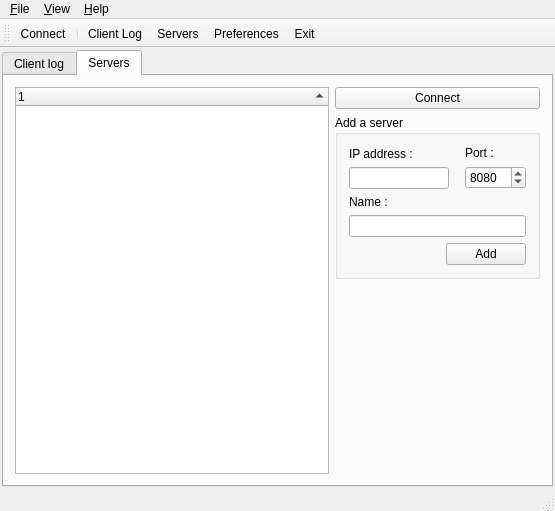
Above: src/MyCrawler/MyCrawlerClient/ClientMainWindow.ui from geogeo28/mycrawler-alpha before the change. Below: the same form after it.
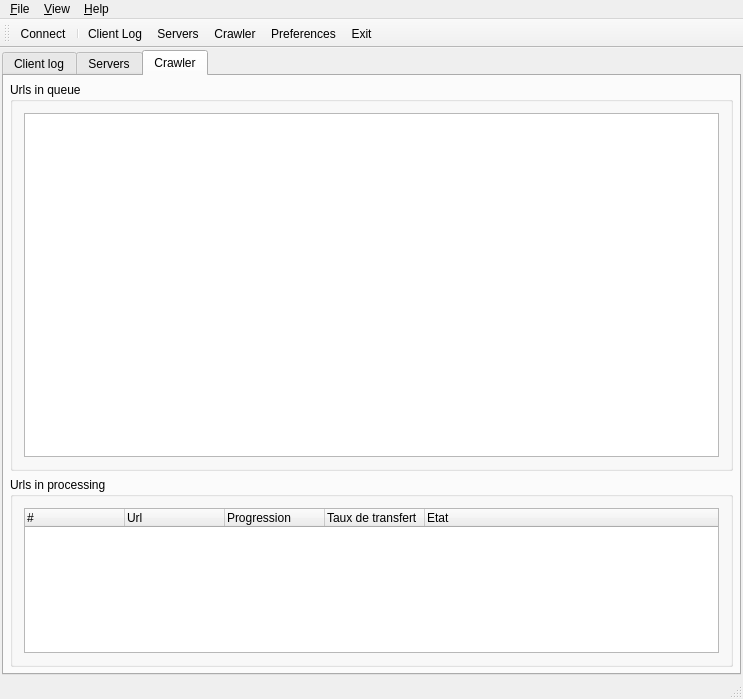
That is the form after the change. Icons and pictures are not drawn. Custom widgets are drawn as their Qt base class.

Commit message: / Initial Crawler. Based on the source code of IC05. This code is noted become deprecated.

Patch:
```diff
--- a/src/MyCrawler/MyCrawlerClient/ClientMainWindow.ui
+++ b/src/MyCrawler/MyCrawlerClient/ClientMainWindow.ui
@@ -7,8 +7,8 @@
    <rect>
     <x>0</x>
     <y>0</y>
-    <width>555</width>
-    <height>511</height>
+    <width>743</width>
+    <height>699</height>
    </rect>
   </property>
   <property name="windowTitle">
@@ -25,7 +25,7 @@
     <item>
      <widget class="MyQTabWidget" name="tabWidgetForms">
       <property name="currentIndex">
-       <number>1</number>
+       <number>2</number>
       </property>
       <widget class="QWidget" name="tabClientLog">
        <attribute name="title">
@@ -111,7 +111,10 @@
        <attribute name="title">
         <string>Servers</string>
        </attribute>
-       <layout class="QHBoxLayout" name="horizontalLayout_3">
+       <layout class="QHBoxLayout">
+        <property name="margin">
+         <number>0</number>
+        </property>
         <item>
          <widget class="MCServersTreeWidget" name="treeWidgetServers">
           <property name="autoScroll">
@@ -158,7 +161,7 @@
          </widget>
         </item>
         <item>
-         <layout class="QVBoxLayout" name="verticalLayout_4">
+         <layout class="QVBoxLayout">
           <item>
            <widget class="QPushButton" name="buttonConnectDisconnect">
             <property name="text">
@@ -177,11 +180,11 @@
             <property name="title">
              <string>Add a server</string>
             </property>
-            <layout class="QVBoxLayout" name="verticalLayout_3">
+            <layout class="QVBoxLayout">
              <item>
-              <layout class="QHBoxLayout" name="horizontalLayout">
+              <layout class="QHBoxLayout">
                <item>
-                <layout class="QVBoxLayout" name="verticalLayout_2">
+                <layout class="QVBoxLayout">
                  <item>
                   <widget class="QLabel" name="lblAddServerIP">
                    <property name="text">
@@ -223,7 +226,7 @@
                 </layout>
                </item>
                <item>
-                <spacer name="horizontalSpacer">
+                <spacer>
                  <property name="orientation">
                   <enum>Qt::Horizontal</enum>
                  </property>
@@ -239,7 +242,7 @@
                 </spacer>
                </item>
                <item>
-                <layout class="QVBoxLayout" name="verticalLayout">
+                <layout class="QVBoxLayout">
                  <item>
                   <widget class="QLabel" name="lblAddServerPort">
                    <property name="text">
@@ -297,7 +300,7 @@
               </widget>
              </item>
              <item>
-              <layout class="QHBoxLayout" name="horizontalLayout_2">
+              <layout class="QHBoxLayout">
                <item>
                 <spacer>
                  <property name="orientation">
@@ -340,6 +343,126 @@
         </item>
        </layout>
       </widget>
+      <widget class="QWidget" name="tabCrawler">
+       <attribute name="title">
+        <string>Crawler</string>
+       </attribute>
+       <layout class="QVBoxLayout">
+        <property name="margin">
+         <number>6</number>
+        </property>
+        <item>
+         <widget class="QGroupBox" name="groupBoxCrawlerUrlsInQueue">
+          <property name="sizePolicy">
+           <sizepolicy hsizetype="Preferred" vsizetype="Preferred">
+            <horstretch>0</horstretch>
+            <verstretch>0</verstretch>
+           </sizepolicy>
+          </property>
+          <property name="title">
+           <string>Urls in queue</string>
+          </property>
+          <layout class="QVBoxLayout">
+           <item>
+            <widget class="QListView" name="listViewCrawlerUrlsInQueue"/>
+           </item>
+          </layout>
+         </widget>
+        </item>
+        <item>
+         <widget class="QGroupBox" name="groupBoxCrawlerUrlsInProcessing">
+          <property name="maximumSize">
+           <size>
+            <width>16777215</width>
+            <height>190</height>
+           </size>
+          </property>
+          <property name="title">
+           <string>Urls in processing</string>
+          </property>
+          <layout class="QVBoxLayout">
+           <item>
+            <widget class="TreeWidgetThreadsInfos" name="treeWidgetThreadsInfos">
+             <property name="sizeIncrement">
+              <size>
+               <width>0</width>
+               <height>0</height>
+              </size>
+             </property>
+             <property name="styleSheet">
+              <string notr="true"/>
+             </property>
+             <property name="autoScroll">
+              <bool>false</bool>
+             </property>
+             <property name="editTriggers">
+              <set>QAbstractItemView::NoEditTriggers</set>
+             </property>
+             <property name="showDropIndicator" stdset="0">
+              <bool>false</bool>
+             </property>
+             <property name="selectionMode">
+              <enum>QAbstractItemView::NoSelection</enum>
+             </property>
+             <property name="autoExpandDelay">
+              <number>-1</number>
+             </property>
+             <property name="indentation">
+              <number>20</number>
+             </property>
+             <property name="rootIsDecorated">
+              <bool>false</bool>
+             </property>
+             <property name="uniformRowHeights">
+              <bool>true</bool>
+             </property>
+             <property name="itemsExpandable">
+              <bool>false</bool>
+             </property>
+             <property name="allColumnsShowFocus">
+              <bool>true</bool>
+             </property>
+             <property name="wordWrap">
+              <bool>false</bool>
+             </property>
+             <property name="expandsOnDoubleClick">
+              <bool>false</bool>
+             </property>
+             <property name="columnCount">
+              <number>5</number>
+             </property>
+             <column>
+              <property name="text">
+               <string>#</string>
+              </property>
+             </column>
+             <column>
+              <property name="text">
+               <string>Url</string>
+              </property>
+             </column>
+             <column>
+              <property name="text">
+               <string>Progression</string>
+              </property>
+             </column>
+             <column>
+              <property name="text">
+               <string>Taux de transfert</string>
+              </property>
+             </column>
+             <column>
+              <property name="text">
+               <string>Etat</string>
+              </property>
+             </column>
+            </widget>
+           </item>
+          </layout>
+         </widget>
+        </item>
+       </layout>
+      </widget>
      </widget>
     </item>
    </layout>
@@ -349,7 +472,7 @@
     <rect>
      <x>0</x>
      <y>0</y>
-     <width>555</width>
+     <width>743</width>
      <height>21</height>
     </rect>
    </property>
@@ -416,6 +539,7 @@
    <addaction name="separator"/>
    <addaction name="doMainToolBarClientLog"/>
    <addaction name="doMainToolBarServers"/>
+   <addaction name="doMainToolBarCrawler"/>
    <addaction name="doMainToolBarPreferences"/>
    <addaction name="doMainToolBarExit"/>
   </widget>
@@ -564,6 +688,24 @@
     <string>Connect / Disconnect</string>
    </property>
   </action>
+  <action name="doMainToolBarCrawler">
+   <property name="checkable">
+    <bool>true</bool>
+   </property>
+   <property name="icon">
+    <iconset resource="resources.qrc">
+     <normaloff>:/MainToolBar/CrawlerIcon</normaloff>:/MainToolBar/CrawlerIcon</iconset>
+   </property>
+   <property name="text">
+    <string>Crawler</string>
+   </property>
+   <property name="toolTip">
+    <string>Crawler</string>
+   </property>
+   <property name="FormIndex" stdset="0">
+    <number>2</number>
+   </property>
+  </action>
  </widget>
  <layoutdefault spacing="6" margin="11"/>
  <customwidgets>
@@ -586,6 +728,11 @@
    <extends>QTreeWidget</extends>
    <header>ServersTreeWidget.h</header>
   </customwidget>
+  <customwidget>
+   <class>TreeWidgetThreadsInfos</class>
+   <extends>QTreeWidget</extends>
+   <header>TreeWidgetThreadsInfos.h</header>
+  </customwidget>
  </customwidgets>
  <resources>
   <include location="resources.qrc"/>
```
Left out of the diff: 8 changed lines with no effect on the pictures. The commit also changes 25 other files.
